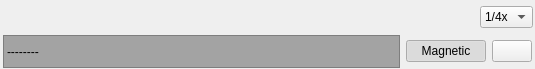
Before: the Qt Designer form workflow/ui/multitoolbarsstackedwidget.ui in cseyve/piaf, drawn with Qt 5.
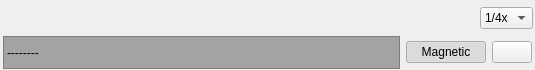
After: the same form once the commit is applied. Icons and pictures are not drawn. Custom widgets are drawn as their Qt base class.

```diff
--- a/workflow/ui/multitoolbarsstackedwidget.ui
+++ b/workflow/ui/multitoolbarsstackedwidget.ui
@@ -7,7 +7,7 @@
     <x>0</x>
     <y>0</y>
     <width>535</width>
-    <height>69</height>
+    <height>70</height>
    </rect>
   </property>
   <property name="sizePolicy">
```
